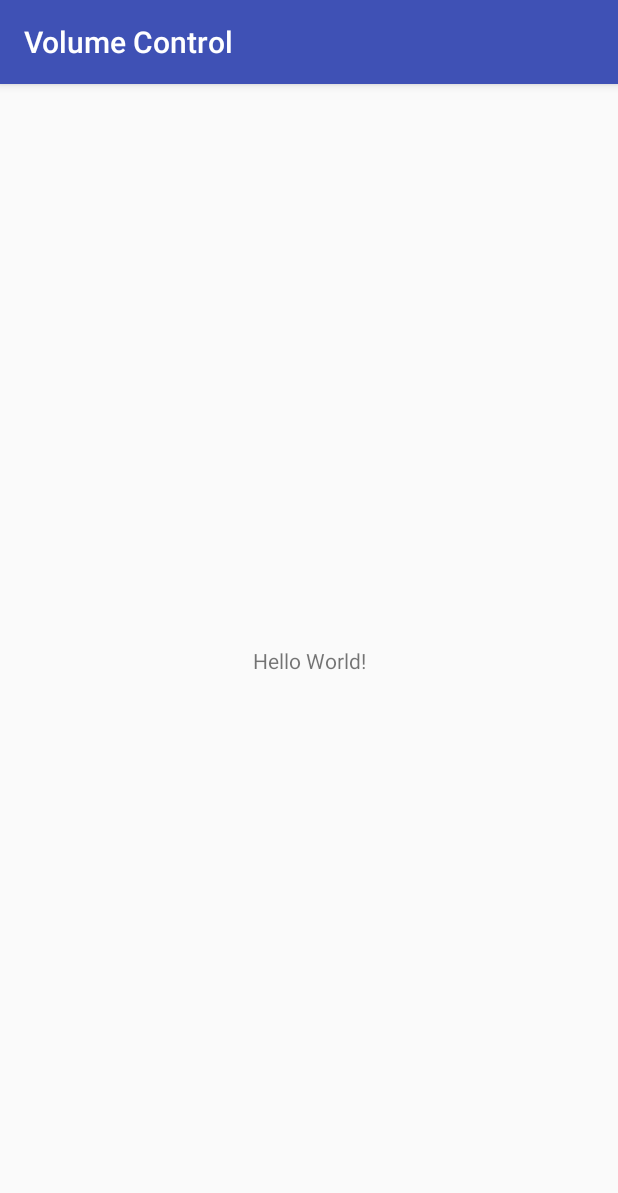
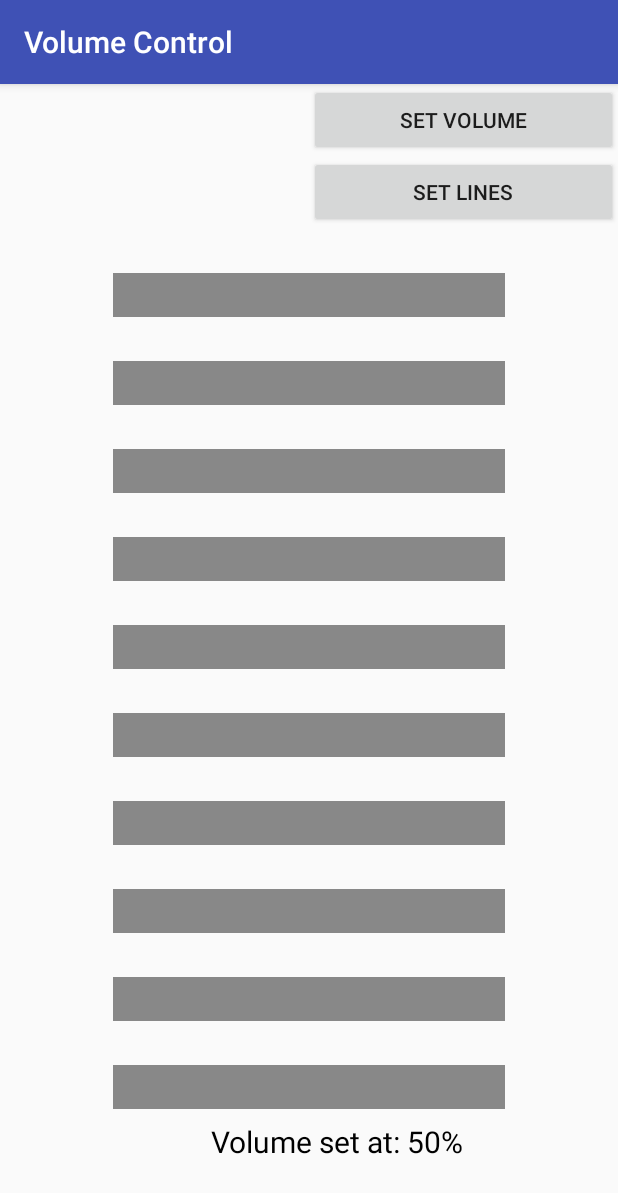
Before and after one commit to semrov/VolumeControlView, an Android app: the screen it shows after launch (MainActivity), on a phone screen of 412 x 824 dp. Shown: the top 1193 px of the screen. Run offline under Robolectric (Android 15) with nearby library versions, the phone set to English and light mode, and no system bars.

Commit message:
Volume control view shows correct number of lines

```diff
--- a/app/src/main/java/com/jure/semrov/volumecontrol/VolumeControlView.kt
+++ b/app/src/main/java/com/jure/semrov/volumecontrol/VolumeControlView.kt
@@ -1,6 +1,7 @@
 package com.jure.semrov.volumecontrol
 
 import android.content.Context
+import android.graphics.Canvas
 import android.graphics.Color
 import android.graphics.Paint
 import android.util.AttributeSet
@@ -18,6 +19,7 @@ class VolumeControlView(context: Context, attrs: AttributeSet?) : View(context,a
 
     var backgroundPaint = Paint()
     var levelPaint = Paint()
+    var textPaint = Paint()
 
     private val default_width = resources.getDimensionPixelSize(R.dimen.volume_control_default_width)
     private val default_height = resources.getDimensionPixelSize(R.dimen.volume_control_default_height)
@@ -37,11 +39,54 @@ class VolumeControlView(context: Context, attrs: AttributeSet?) : View(context,a
         // sets the background color of the lines
         backgroundPaint.color = attributes.getColor(R.styleable.VolumeControlView_background_color, Color.GRAY)
 
+        textPaint.color = Color.BLACK
+        textPaint.textSize = 30F;
+
         // TypedArray objects are a shared resource and must be recycled after use
         attributes.recycle()
     }
 
+    override fun onMeasure(widthMeasureSpec: Int, heightMeasureSpec: Int) {
+        val widthMode = View.MeasureSpec.getMode(widthMeasureSpec)
+        val heightMode = View.MeasureSpec.getMode(heightMeasureSpec)
 
+        val widthSize = View.MeasureSpec.getSize(widthMeasureSpec)
+        val heightSize = View.MeasureSpec.getSize(heightMeasureSpec)
 
+        val width = when (widthMode)
+        {
+            View.MeasureSpec.EXACTLY -> widthSize
+            View.MeasureSpec.AT_MOST -> default_width
+            View.MeasureSpec.UNSPECIFIED -> default_width
+            else -> default_width
+        }
 
+        val height = when (heightMode)
+        {
+            View.MeasureSpec.EXACTLY -> heightSize
+            View.MeasureSpec.AT_MOST -> default_height
+            View.MeasureSpec.UNSPECIFIED -> default_height
+            else -> default_height
+        }
+
+        setMeasuredDimension(width,height)
+    }
+
+    private fun drawTile(left : Float, top : Float,right : Float,bottom : Float, paint : Paint, canvas: Canvas)
+    {
+        canvas.drawRect(left, top, right, bottom, paint)
+    }
+
+    override fun onDraw(canvas: Canvas)
+    {
+        val tileHeight = height / (volumeScale * 2)
+        for (i in 0..(volumeScale-1))
+        {
+            val top = (tileHeight*(i*2)).toFloat()
+            drawTile(0F,top, width.toFloat(), top + tileHeight,backgroundPaint,canvas)
+        }
+
+        val y = (tileHeight * ((volumeScale * 2))).toFloat()
+        canvas.drawText("Volume set at: " + currentVolume + "%", (width / 4).toFloat(),y,textPaint)
+    }
 }
--- a/app/src/main/res/layout/activity_main.xml
+++ b/app/src/main/res/layout/activity_main.xml
@@ -6,13 +6,61 @@
     android:layout_height="match_parent"
     tools:context="com.jure.semrov.volumecontrol.MainActivity">
 
-    <TextView
-        android:layout_width="wrap_content"
-        android:layout_height="wrap_content"
-        android:text="Hello World!"
-        app:layout_constraintBottom_toBottomOf="parent"
-        app:layout_constraintLeft_toLeftOf="parent"
-        app:layout_constraintRight_toRightOf="parent"
-        app:layout_constraintTop_toTopOf="parent" />
+    <LinearLayout
+        android:id="@+id/ll1"
+        android:layout_width="match_parent"
+        android:layout_height="match_parent"
+        android:orientation="vertical">
+
+        <LinearLayout
+            android:layout_width="match_parent"
+            android:layout_height="wrap_content"
+            android:orientation="horizontal">
+
+            <TextView
+                android:layout_width="0dp"
+                android:layout_height="wrap_content"
+                android:layout_weight="1" />
+
+            <Button
+                android:layout_width="0dp"
+                android:layout_height="wrap_content"
+                android:layout_weight="1"
+                android:text="SET VOLUME" />
+        </LinearLayout>
+
+        <LinearLayout
+            android:layout_width="match_parent"
+            android:layout_height="wrap_content"
+            android:orientation="horizontal">
+
+            <TextView
+                android:layout_width="0dp"
+                android:layout_height="wrap_content"
+                android:layout_weight="1" />
+
+            <Button
+                android:layout_width="0dp"
+                android:layout_height="wrap_content"
+                android:layout_weight="1"
+                android:text="SET LINES" />
+        </LinearLayout>
+
+        <FrameLayout
+            android:layout_width="match_parent"
+            android:layout_height="match_parent"
+            android:paddingBottom="50dp"
+            android:paddingEnd="75dp"
+            android:paddingStart="75dp"
+            android:paddingTop="30dp">
+
+            <com.jure.semrov.volumecontrol.VolumeControlView
+                android:layout_width="match_parent"
+                android:layout_height="match_parent"
+                />
+        </FrameLayout>
+
+    </LinearLayout>
+
 
 </android.support.constraint.ConstraintLayout>
--- /dev/null
+++ b/app/src/main/res/values/dimens.xml
@@ -0,0 +1,5 @@
+<?xml version="1.0" encoding="utf-8"?>
+<resources>
+    <dimen name="volume_control_default_width">100dp</dimen>
+    <dimen name="volume_control_default_height">300dp</dimen>
+</resources>
```
